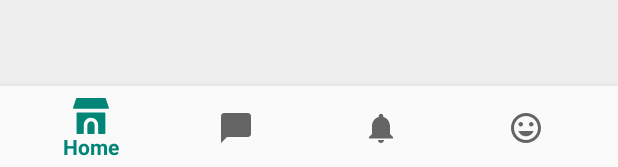
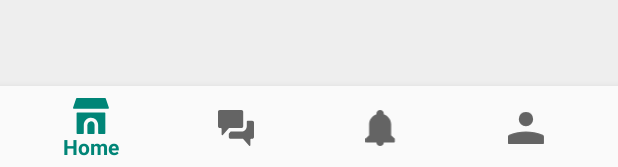
Before and after one commit to bluebeasley/fallout-friend, an Android app: the layout activity_main.xml on its own in the app's theme, with its tools: preview values and no code run, on a phone screen of 412 x 824 dp. Shown: the part 1066-1233 px from the top of the screen. Run offline under Robolectric (Android 15) with nearby library versions, the phone set to English and light mode, and no system bars; plain views replace CarouselView.

Commit message:
updated bottom nav icons and removed unused icons from drawable

```diff
--- a/app/src/main/res/drawable/ic_chat_bubble_black_24dp.xml
+++ /dev/null
@@ -1,9 +0,0 @@
-<vector xmlns:android="http://schemas.android.com/apk/res/android"
-        android:width="24dp"
-        android:height="24dp"
-        android:viewportWidth="24.0"
-        android:viewportHeight="24.0">
-    <path
-        android:fillColor="#FF000000"
-        android:pathData="M20,2H4c-1.1,0 -2,0.9 -2,2v18l4,-4h14c1.1,0 2,-0.9 2,-2V4c0,-1.1 -0.9,-2 -2,-2z"/>
-</vector>
--- a/app/src/main/res/drawable/ic_dashboard_black_24dp.xml
+++ /dev/null
@@ -1,9 +0,0 @@
-<vector xmlns:android="http://schemas.android.com/apk/res/android"
-        android:width="24dp"
-        android:height="24dp"
-        android:viewportWidth="24.0"
-        android:viewportHeight="24.0">
-    <path
-            android:fillColor="#FF000000"
-            android:pathData="M3,13h8L11,3L3,3v10zM3,21h8v-6L3,15v6zM13,21h8L21,11h-8v10zM13,3v6h8L21,3h-8z"/>
-</vector>
--- a/app/src/main/res/drawable/ic_home_black_24dp.xml
+++ /dev/null
@@ -1,9 +0,0 @@
-<vector xmlns:android="http://schemas.android.com/apk/res/android"
-        android:width="24dp"
-        android:height="24dp"
-        android:viewportWidth="24.0"
-        android:viewportHeight="24.0">
-    <path
-            android:fillColor="#FF000000"
-            android:pathData="M10,20v-6h4v6h5v-8h3L12,3 2,12h3v8z"/>
-</vector>
--- a/app/src/main/res/drawable/ic_map_black_24dp.xml
+++ /dev/null
@@ -1,9 +0,0 @@
-<vector xmlns:android="http://schemas.android.com/apk/res/android"
-        android:width="24dp"
-        android:height="24dp"
-        android:viewportWidth="24.0"
-        android:viewportHeight="24.0">
-    <path
-        android:fillColor="#FF000000"
-        android:pathData="M20.5,3l-0.16,0.03L15,5.1 9,3 3.36,4.9c-0.21,0.07 -0.36,0.25 -0.36,0.48V20.5c0,0.28 0.22,0.5 0.5,0.5l0.16,-0.03L9,18.9l6,2.1 5.64,-1.9c0.21,-0.07 0.36,-0.25 0.36,-0.48V3.5c0,-0.28 -0.22,-0.5 -0.5,-0.5zM15,19l-6,-2.11V5l6,2.11V19z"/>
-</vector>
--- a/app/src/main/res/drawable/ic_mood_black_24dp.xml
+++ /dev/null
@@ -1,9 +0,0 @@
-<vector xmlns:android="http://schemas.android.com/apk/res/android"
-        android:width="24dp"
-        android:height="24dp"
-        android:viewportWidth="24.0"
-        android:viewportHeight="24.0">
-    <path
-        android:fillColor="#FF000000"
-        android:pathData="M11.99,2C6.47,2 2,6.48 2,12s4.47,10 9.99,10C17.52,22 22,17.52 22,12S17.52,2 11.99,2zM12,20c-4.42,0 -8,-3.58 -8,-8s3.58,-8 8,-8 8,3.58 8,8 -3.58,8 -8,8zM15.5,11c0.83,0 1.5,-0.67 1.5,-1.5S16.33,8 15.5,8 14,8.67 14,9.5s0.67,1.5 1.5,1.5zM8.5,11c0.83,0 1.5,-0.67 1.5,-1.5S9.33,8 8.5,8 7,8.67 7,9.5 7.67,11 8.5,11zM12,17.5c2.33,0 4.31,-1.46 5.11,-3.5L6.89,14c0.8,2.04 2.78,3.5 5.11,3.5z"/>
-</vector>
--- /dev/null
+++ b/app/src/main/res/drawable/ic_navalert.xml
@@ -0,0 +1,12 @@
+<vector xmlns:android="http://schemas.android.com/apk/res/android"
+    android:width="17dp"
+    android:height="20dp"
+    android:viewportWidth="17"
+    android:viewportHeight="20">
+  <path
+      android:pathData="M14.1496,14.1181C14.0748,14.0433 14.0315,13.9409 14.0315,13.8346L14.0315,8C14.0315,5.374 12.3425,3.1496 9.9961,2.3346C10.0157,2.2244 10.0315,2.1142 10.0315,2C10.0315,0.8937 9.1378,0 8.0315,0C6.9252,0 6.0315,0.8937 6.0315,2C6.0315,2.1142 6.0472,2.2244 6.0669,2.3346C3.7205,3.1496 2.0315,5.374 2.0315,8L2.0315,13.8346C2.0315,13.9409 1.9882,14.0433 1.9134,14.1181L0.1496,15.8819C0.0748,15.9567 0.0315,16.0591 0.0315,16.1654L0.0315,17.5984C0.0315,17.8189 0.2087,18 0.4331,18L6.0315,18C6.0315,19.1063 6.9252,20 8.0315,20C9.1378,20 10.0315,19.1063 10.0315,18L15.6299,18C15.8504,18 16.0315,17.8228 16.0315,17.5984L16.0315,16.1654C16.0315,16.0591 15.9882,15.9567 15.9134,15.8819L14.1496,14.1181Z"
+      android:strokeWidth="1"
+      android:fillColor="#777777"
+      android:fillType="nonZero"
+      android:strokeColor="#00000000"/>
+</vector>
--- /dev/null
+++ b/app/src/main/res/drawable/ic_navchat.xml
@@ -0,0 +1,18 @@
+<vector xmlns:android="http://schemas.android.com/apk/res/android"
+    android:width="20dp"
+    android:height="20dp"
+    android:viewportWidth="20"
+    android:viewportHeight="20">
+  <path
+      android:pathData="M13,9.9961C13.5512,9.9961 14,9.5472 14,8.9961L14,1C14,0.4488 13.5512,0 13,0L1.0039,0C0.4488,0 0.0039,0.4488 0.0039,1L0.0039,9C0.0039,9.5512 0.4528,10 1.0039,10L1.6024,10C1.8228,10 2.0039,10.1772 2.0039,10.4016L2.0039,13.6102C2.0039,13.9646 2.4331,14.1457 2.685,13.8937L6,10.1378C6.0748,10.0512 6.185,10.0039 6.2992,10.0039L13,10.0039L13,9.9961Z"
+      android:strokeWidth="1"
+      android:fillColor="#777777"
+      android:fillType="nonZero"
+      android:strokeColor="#00000000"/>
+  <path
+      android:pathData="M18.9961,5.9921L16.3976,5.9921C16.1772,5.9921 15.9961,6.1693 15.9961,6.3937L15.9961,8.9961C15.9961,10.6535 14.6535,11.9961 12.9961,11.9961L7.2008,11.9961C7.0866,11.9961 6.9764,12.0433 6.9016,12.1299L6.1024,13.0354C6.0394,13.1102 6.0039,13.2008 6.0039,13.2992L6.0039,14.9882C6.0039,15.5394 6.4528,15.9882 7.0039,15.9882L13.7008,15.9882C13.815,15.9882 13.9252,16.0394 14,16.122L17.315,19.878C17.5669,20.1299 17.9961,19.9528 17.9961,19.5945L17.9961,16.3858C17.9961,16.1654 18.1732,15.9843 18.3976,15.9843L18.9961,15.9843C19.5472,15.9843 19.9961,15.5354 19.9961,14.9843L19.9961,6.9921C19.9961,6.4409 19.5512,5.9921 18.9961,5.9921Z"
+      android:strokeWidth="1"
+      android:fillColor="#777777"
+      android:fillType="nonZero"
+      android:strokeColor="#00000000"/>
+</vector>
--- /dev/null
+++ b/app/src/main/res/drawable/ic_navprofile.xml
@@ -0,0 +1,18 @@
+<vector xmlns:android="http://schemas.android.com/apk/res/android"
+    android:width="20dp"
+    android:height="18dp"
+    android:viewportWidth="20"
+    android:viewportHeight="18">
+  <path
+      android:pathData="M19.3124,12.7387C13.0923,10.4126 6.8684,10.4126 0.6483,12.7387C0.2593,12.8841 0,13.2652 0,13.6817L0,17.5796C0,17.7996 0.1768,17.9804 0.4008,17.9804L19.5639,17.9804C19.7839,17.9804 19.9646,17.8035 19.9646,17.5796L19.9646,13.6817C19.9607,13.2652 19.7014,12.8841 19.3124,12.7387Z"
+      android:strokeWidth="1"
+      android:fillColor="#777777"
+      android:fillType="evenOdd"
+      android:strokeColor="#00000000"/>
+  <path
+      android:pathData="M9.9804,4.0079m-3.9921,0a3.9921,3.9921 0,1 1,7.9843 0a3.9921,3.9921 0,1 1,-7.9843 0"
+      android:strokeWidth="1"
+      android:fillColor="#777777"
+      android:fillType="evenOdd"
+      android:strokeColor="#00000000"/>
+</vector>
--- a/app/src/main/res/drawable/ic_notifications_black_24dp.xml
+++ /dev/null
@@ -1,9 +0,0 @@
-<vector xmlns:android="http://schemas.android.com/apk/res/android"
-        android:width="24dp"
-        android:height="24dp"
-        android:viewportWidth="24.0"
-        android:viewportHeight="24.0">
-    <path
-            android:fillColor="#FF000000"
-            android:pathData="M12,22c1.1,0 2,-0.9 2,-2h-4c0,1.1 0.89,2 2,2zM18,16v-5c0,-3.07 -1.64,-5.64 -4.5,-6.32L13.5,4c0,-0.83 -0.67,-1.5 -1.5,-1.5s-1.5,0.67 -1.5,1.5v0.68C7.63,5.36 6,7.92 6,11v5l-2,2v1h16v-1l-2,-2z"/>
-</vector>
--- a/app/src/main/res/menu/bottom_nav_menu.xml
+++ b/app/src/main/res/menu/bottom_nav_menu.xml
@@ -8,16 +8,16 @@
 
     <item
             android:id="@+id/navigation_chat"
-            android:icon="@drawable/ic_chat_bubble_black_24dp"
+            android:icon="@drawable/ic_navchat"
             android:title="@string/title_chat"/>
 
     <item
         android:id="@+id/navigation_alert"
-        android:icon="@drawable/ic_notifications_black_24dp"
+        android:icon="@drawable/ic_navalert"
         android:title="@string/title_alert"/>
 
     <item
             android:id="@+id/navigation_profile"
-            android:icon="@drawable/ic_mood_black_24dp"
+            android:icon="@drawable/ic_navprofile"
             android:title="@string/title_profile"/>
 </menu>
```
